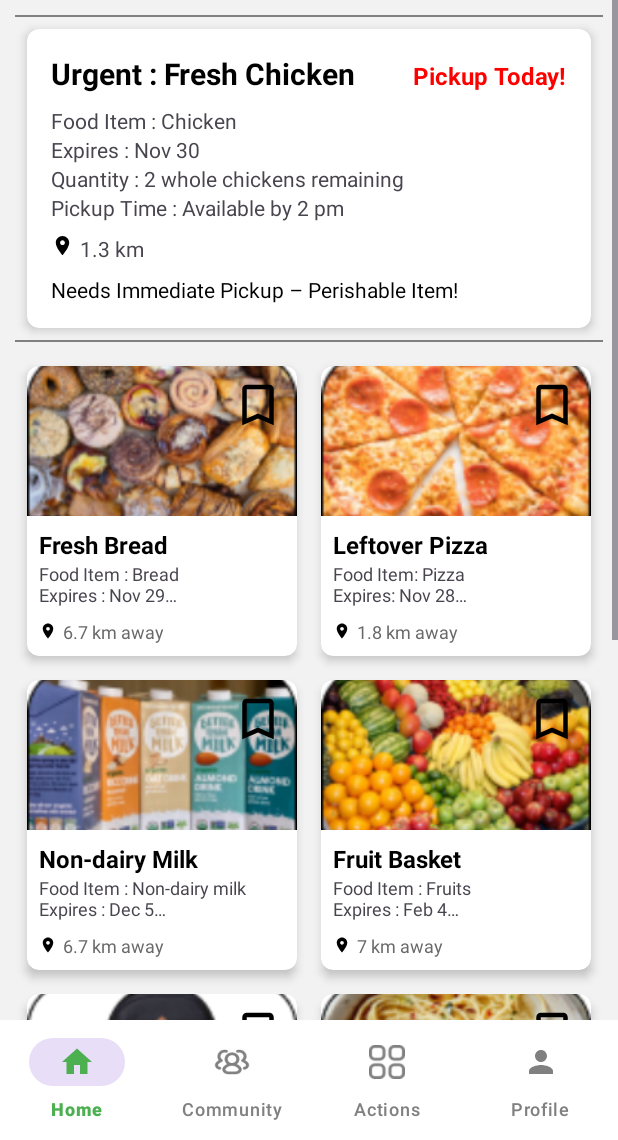
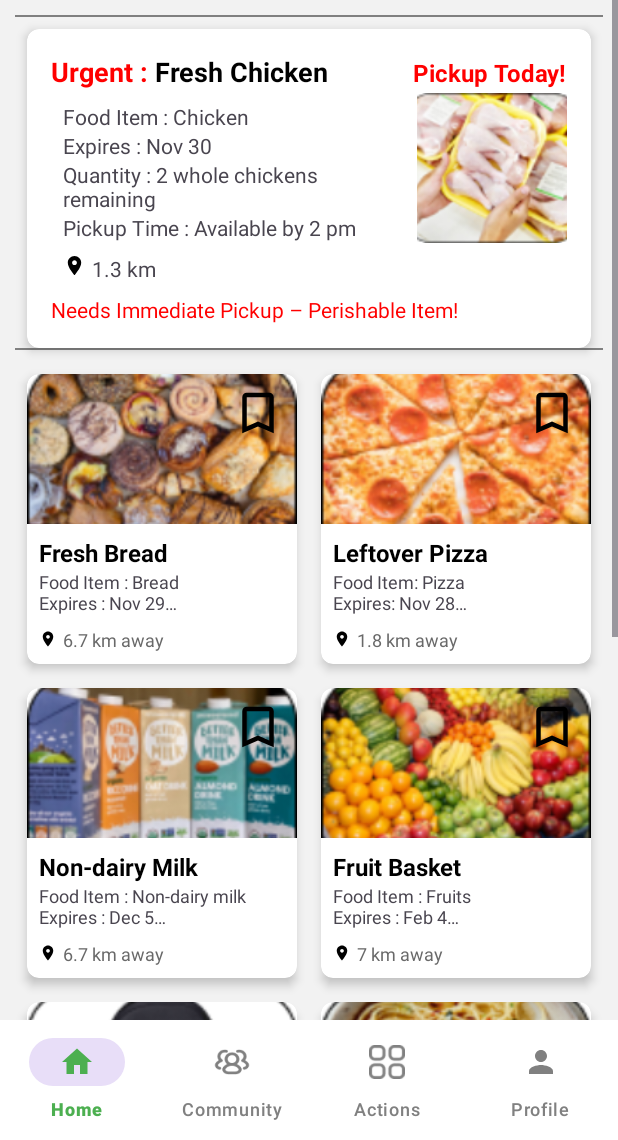
Before and after one commit to yanayusman/WIA2007-MAD, an Android app: the HomePageActivity screen opened directly, with no data from a screen before it, on a phone screen of 412 x 824 dp, the part 96-1236 px from its top. Run offline under Robolectric (Android 15) with nearby library versions, the light colour scheme and no system bars.

Commit message:
adjusted urgent card in home page

```diff
--- a/SharePlateApp/app/src/main/res/layout/activity_home_page.xml
+++ b/SharePlateApp/app/src/main/res/layout/activity_home_page.xml
@@ -75,74 +75,107 @@
             <androidx.cardview.widget.CardView
                 android:layout_width="match_parent"
                 android:layout_height="wrap_content"
+                android:layout_marginStart="8dp"
                 android:layout_marginTop="8dp"
-                android:layout_marginBottom="8dp"
-                android:layout_marginStart="8dp"
                 android:layout_marginEnd="8dp"
                 app:cardCornerRadius="8dp"
                 app:cardElevation="4dp">
 
-                <LinearLayout
+                <androidx.constraintlayout.widget.ConstraintLayout
                     android:layout_width="match_parent"
                     android:layout_height="wrap_content"
-                    android:orientation="vertical"
                     android:padding="16dp">
 
-                    <LinearLayout
-                        android:layout_width="match_parent"
+                    <TextView
+                        android:id="@+id/urgent_text"
+                        android:layout_width="wrap_content"
                         android:layout_height="wrap_content"
-                        android:orientation="horizontal">
+                        android:text="Urgent : "
+                        android:textColor="@color/red"
+                        android:textSize="18sp"
+                        android:textStyle="bold"
+                        app:layout_constraintStart_toStartOf="parent"
+                        app:layout_constraintTop_toTopOf="parent" />
 
                     <TextView
-                            android:layout_width="0dp"
+                        android:id="@+id/item_title"
+                        android:layout_width="wrap_content"
                         android:layout_height="wrap_content"
-                            android:layout_weight="1"
-                            android:text="Urgent : Fresh Chicken"
+                        android:text="Fresh Chicken"
                         android:textColor="@color/black"
-                            android:textSize="20sp"
-                            android:textStyle="bold" />
+                        android:textSize="18sp"
+                        android:textStyle="bold"
+                        app:layout_constraintStart_toEndOf="@id/urgent_text"
+                        app:layout_constraintTop_toTopOf="parent" />
 
                     <TextView
+                        android:id="@+id/pickup_text"
                         android:layout_width="wrap_content"
                         android:layout_height="wrap_content"
+                        android:layout_marginStart="8dp"
                         android:text="Pickup Today!"
                         android:textColor="@color/red"
                         android:textSize="16sp"
-                            android:textStyle="bold" />
-                    </LinearLayout>
+                        android:textStyle="bold"
+                        app:layout_constraintBaseline_toBaselineOf="@id/item_title"
+                        app:layout_constraintEnd_toEndOf="parent"/>
+
+
+                    <ImageView
+                        android:id="@+id/item_image"
+                        android:layout_width="100dp"
+                        android:layout_height="0dp"
+                        android:layout_marginStart="16dp"
+                        android:scaleType="centerCrop"
+                        android:src="@drawable/chicken"
+                        app:layout_constraintBottom_toBottomOf="@id/details_layout"
+                        app:layout_constraintDimensionRatio="1:1"
+                        app:layout_constraintEnd_toEndOf="parent"
+                        app:layout_constraintStart_toEndOf="@id/details_layout"
+                        app:layout_constraintTop_toTopOf="@id/item_title" />
 
                     <LinearLayout
-                        android:layout_width="match_parent"
+                        android:id="@+id/details_layout"
+                        android:layout_width="0dp"
                         android:layout_height="wrap_content"
+                        android:layout_marginStart="8dp"
                         android:layout_marginTop="8dp"
-                        android:orientation="vertical">
+                        android:orientation="vertical"
+                        app:layout_constraintEnd_toStartOf="@+id/item_image"
+                        app:layout_constraintStart_toStartOf="parent"
+                        app:layout_constraintTop_toBottomOf="@+id/item_title">
 
                         <TextView
+                            android:id="@+id/food_item_text"
                             android:layout_width="wrap_content"
                             android:layout_height="wrap_content"
                             android:text="Food Item : Chicken"
                             android:textSize="14sp" />
 
                         <TextView
+                            android:id="@+id/expires_text"
                             android:layout_width="wrap_content"
                             android:layout_height="wrap_content"
                             android:text="Expires : Nov 30"
                             android:textSize="14sp" />
 
                         <TextView
+                            android:id="@+id/quantity_text"
                             android:layout_width="wrap_content"
                             android:layout_height="wrap_content"
                             android:text="Quantity : 2 whole chickens remaining"
                             android:textSize="14sp" />
 
                         <TextView
+                            android:id="@+id/pickup_time_text"
                             android:layout_width="wrap_content"
                             android:layout_height="wrap_content"
                             android:text="Pickup Time : Available by 2 pm"
                             android:textSize="14sp" />
 
                         <LinearLayout
-                            android:layout_width="match_parent"
+                            android:id="@+id/location_layout"
+                            android:layout_width="wrap_content"
                             android:layout_height="wrap_content"
                             android:layout_marginTop="8dp"
                             android:orientation="horizontal">
@@ -160,15 +193,23 @@
                                 android:textSize="14sp" />
                         </LinearLayout>
 
+
+
+                    </LinearLayout>
+
                     <TextView
+                        android:id="@+id/perishable_text"
                         android:layout_width="wrap_content"
                         android:layout_height="wrap_content"
                         android:layout_marginTop="8dp"
                         android:text="Needs Immediate Pickup – Perishable Item!"
-                            android:textColor="@color/black"
-                            android:textSize="14sp" />
-                    </LinearLayout>
-                </LinearLayout>
+                        android:textColor="@color/red"
+                        android:textSize="14sp"
+                        app:layout_constraintStart_toStartOf="parent"
+                        app:layout_constraintTop_toBottomOf="@+id/details_layout"/>
+
+                </androidx.constraintlayout.widget.ConstraintLayout>
+
             </androidx.cardview.widget.CardView>
 
             <!-- Divider -->
```
Also changed, not shown: SharePlateApp/app/src/main/res/drawable/chicken.png (added). Lines whose indentation alone changed are shown as unchanged.
